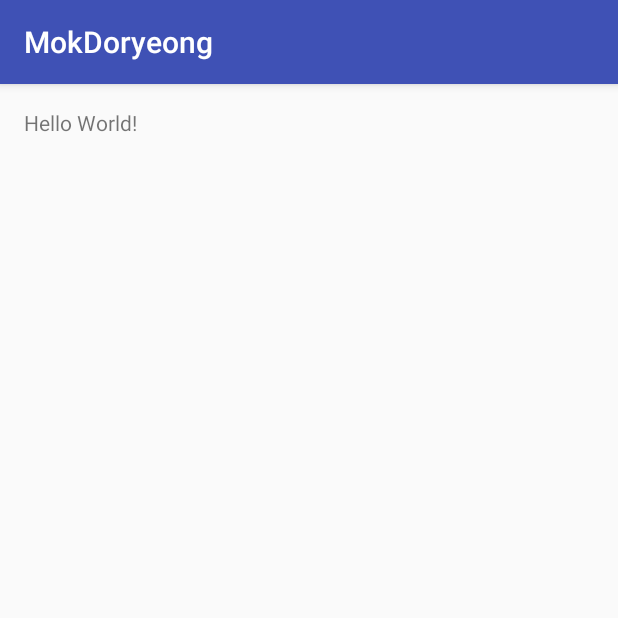
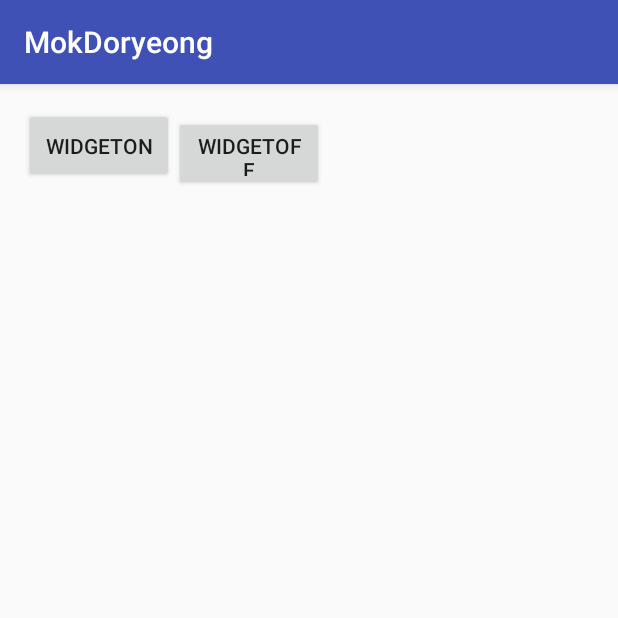
Before and after one commit to DoryeongPark/MokDoryeong, an Android app: the screen it shows after launch (MainActivity), on a phone screen of 412 x 824 dp, the top half of it. Run offline under Robolectric (Android 15) with nearby library versions, the light colour scheme and no system bars.

Commit message:
Background service and widget updated

```diff
--- a/app/src/main/java/com/mokdoryeong/team7/mokdoryeong/MainActivity.java
+++ b/app/src/main/java/com/mokdoryeong/team7/mokdoryeong/MainActivity.java
@@ -1,12 +1,15 @@
 package com.mokdoryeong.team7.mokdoryeong;
 
-import android.hardware.Sensor;
-import android.hardware.SensorEvent;
-import android.hardware.SensorEventListener;
+import android.content.Intent;
 import android.hardware.SensorManager;
+import android.os.Handler;
+import android.os.Message;
 import android.support.v7.app.AppCompatActivity;
 import android.os.Bundle;
 import android.util.Log;
+import android.view.View;
+import android.widget.Button;
+import android.widget.Toast;
 
 import org.opencv.android.OpenCVLoader;
 
@@ -16,6 +19,18 @@ public class MainActivity extends AppCompatActivity  {
     private static final String SensorTag = "Sensor";
 
     private PitchCalculator pc;
+
+    private Button btnWidgetOn;
+    private Button btnWidgetOff;
+
+    private Handler handler = new Handler(){
+        @Override
+        public void handleMessage(Message msg) {
+            switch(msg.what){
+
+            }
+        }
+    };
 
     static{
         if(OpenCVLoader.initDebug())
@@ -32,7 +47,25 @@ public class MainActivity extends AppCompatActivity  {
         pc.registerPitchAngleListener(new PitchCalculator.PitchAngleListener() {
             @Override
             public void onPitchAngleCalculated(float pitchAngle, boolean isStanding) {
+                //Handling sensor data
                 Log.d(SensorTag, String.valueOf(pitchAngle + " " + isStanding));
+            }
+        });
+
+        btnWidgetOn = (Button)findViewById(R.id.btn_widgeton);
+        btnWidgetOff = (Button)findViewById(R.id.btn_widgetoff);
+        btnWidgetOn.setOnClickListener(new View.OnClickListener(){
+            @Override
+            public void onClick(View v) {
+                Toast.makeText(getApplicationContext(),"WidgetService 시작", Toast.LENGTH_SHORT).show();
+                startService(new Intent(MainActivity.this, BackgroundService.class));
+            }
+        });
+        btnWidgetOff.setOnClickListener(new View.OnClickListener(){
+            @Override
+            public void onClick(View v) {
+                Toast.makeText(getApplicationContext(),"WidgetService 종료", Toast.LENGTH_SHORT).show();
+                stopService(new Intent(MainActivity.this, BackgroundService.class));
             }
         });
     }
--- a/app/src/main/java/com/mokdoryeong/team7/mokdoryeong/PitchCalculator.java
+++ b/app/src/main/java/com/mokdoryeong/team7/mokdoryeong/PitchCalculator.java
@@ -50,7 +50,7 @@ public class PitchCalculator implements SensorEventListener {
             SensorManager.getRotationMatrix(rotation, null, accData, magData);
             SensorManager.getOrientation(rotation, result);
 
-            if(result[2] < 0 && Math.abs(result[1]) < 0.75f){
+            if(Math.abs(result[2]) > 1.3f && Math.abs(result[1]) < 0.75f){
                 isStanding = false;
                 angle = (1.0f - Math.abs(result[1]) / 1.5f) * 90.0f;
             }else{
@@ -58,7 +58,7 @@ public class PitchCalculator implements SensorEventListener {
                 angle = Math.abs(result[1]) / 1.5f * 90.0f;
             }
 
-            pitchAngleListener.onPitchAngleCalculated(angle, isStanding);
+            pitchAngleListener.onPitchAngleCalculated(result[2], isStanding);
         }
     }
 
--- a/app/src/main/res/layout/activity_main.xml
+++ b/app/src/main/res/layout/activity_main.xml
@@ -1,16 +1,25 @@
 <?xml version="1.0" encoding="utf-8"?>
-<RelativeLayout xmlns:android="http://schemas.android.com/apk/res/android"
+<LinearLayout xmlns:android="http://schemas.android.com/apk/res/android"
     xmlns:tools="http://schemas.android.com/tools"
     android:layout_width="match_parent"
     android:layout_height="match_parent"
+    android:orientation="horizontal"
     android:paddingBottom="@dimen/activity_vertical_margin"
     android:paddingLeft="@dimen/activity_horizontal_margin"
     android:paddingRight="@dimen/activity_horizontal_margin"
     android:paddingTop="@dimen/activity_vertical_margin"
     tools:context="com.mokdoryeong.team7.mokdoryeong.MainActivity">
 
-    <TextView
-        android:layout_width="wrap_content"
-        android:layout_height="wrap_content"
-        android:text="Hello World!" />
-</RelativeLayout>
+   <Button
+       android:id="@+id/btn_widgeton"
+       android:layout_width="100dp"
+       android:layout_height="50dp"
+       android:text="WidgetOn" />
+
+    <Button
+        android:id="@+id/btn_widgetoff"
+        android:layout_width="100dp"
+        android:layout_height="50dp"
+        android:text="WidgetOff" />
+
+</LinearLayout>
```
Also changed, not shown: app/src/main/AndroidManifest.xml (+8 -0 lines), app/src/main/java/com/mokdoryeong/team7/mokdoryeong/BackgroundService.java (added, +76 -0 lines), app/src/main/java/com/mokdoryeong/team7/mokdoryeong/WidgetThread.java (added, +29 -0 lines), app/src/main/java/com/mokdoryeong/team7/mokdoryeong/WidgetView.java (added, +35 -0 lines), app/src/main/res/drawable/testicon.png (added).
